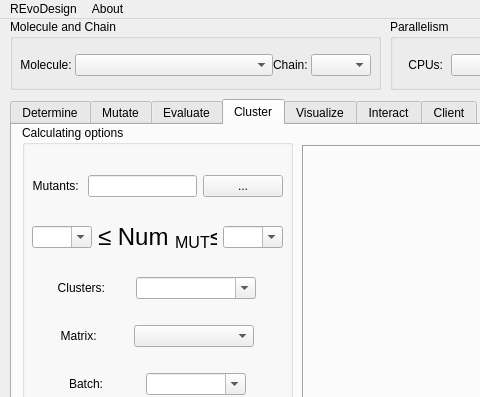
First picture: the form in REvoDesign/UI/REvoDesign-PyMOL.ui, repository YaoYinYing/REvoDesign, before the edit; both pictures show x 0 to 480 and y 0 to 397 of the 660 by 558 pixel window.
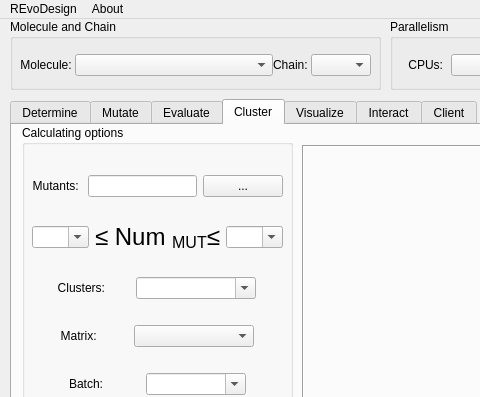
Second picture: the form after the edit. The open tabs and pages were chosen to show the change.

Commit message: UI font setting

Diff of the .ui file:
```diff
--- a/REvoDesign/UI/REvoDesign-PyMOL.ui
+++ b/REvoDesign/UI/REvoDesign-PyMOL.ui
@@ -1593,11 +1593,17 @@
           <item>
            <widget class="QComboBox" name="comboBox_num_mut_minimun">
             <property name="sizePolicy">
-             <sizepolicy hsizetype="Maximum" vsizetype="Fixed">
+             <sizepolicy hsizetype="Minimum" vsizetype="Fixed">
               <horstretch>0</horstretch>
               <verstretch>0</verstretch>
              </sizepolicy>
             </property>
+            <property name="minimumSize">
+             <size>
+              <width>30</width>
+              <height>0</height>
+             </size>
+            </property>
             <property name="maximumSize">
              <size>
               <width>60</width>
@@ -1615,7 +1621,7 @@
           <item>
            <widget class="QLabel" name="label_28">
             <property name="sizePolicy">
-             <sizepolicy hsizetype="Maximum" vsizetype="Preferred">
+             <sizepolicy hsizetype="Preferred" vsizetype="Preferred">
               <horstretch>0</horstretch>
               <verstretch>0</verstretch>
              </sizepolicy>
@@ -1634,11 +1640,17 @@
           <item>
            <widget class="QComboBox" name="comboBox_num_mut_maximum">
             <property name="sizePolicy">
-             <sizepolicy hsizetype="Maximum" vsizetype="Fixed">
+             <sizepolicy hsizetype="Minimum" vsizetype="Fixed">
               <horstretch>0</horstretch>
               <verstretch>0</verstretch>
              </sizepolicy>
             </property>
+            <property name="minimumSize">
+             <size>
+              <width>30</width>
+              <height>0</height>
+             </size>
+            </property>
             <property name="maximumSize">
              <size>
               <width>60</width>
```
Left out of the diff: 17 changed lines with no effect on the pictures. The commit also changes 5 other files.
